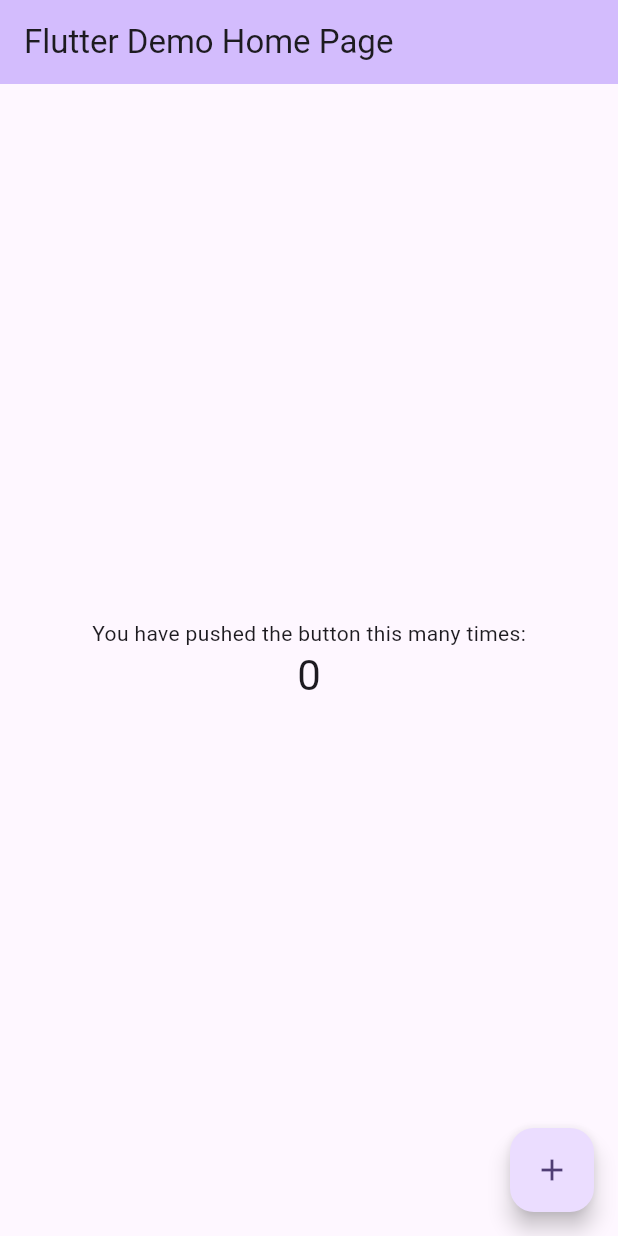
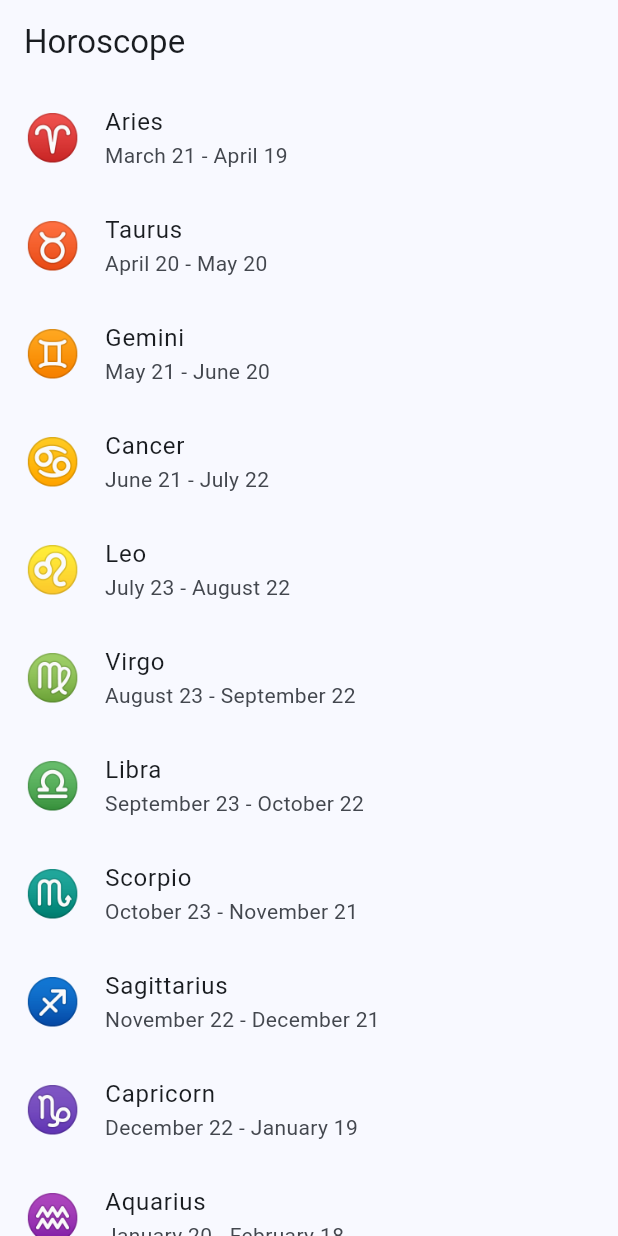
Before and after one commit to could-ai/019a4a89-7f06-7e8c-b74c-b8a5fa315d72, a Flutter app: the screen it shows after launch, on a phone screen of 412 x 824 dp. Run offline on Flutter 3.47's test engine with Material 3 defaults, Android fonts, the phone set to English and light mode, and no system bars.

Commit message:
Replaced the entire main.dart file to transform the basic Flutter template into a functional horoscope application. The new implementation includes a main app class with Material 3 theming, a zodiac signs list screen with clickable tiles displaying sign symbols, names, and dates, and a detail screen for each sign showing a mock daily horoscope. This creates a complete horoscope browsing experience using local mock data, following Flutter best practices for navigation, list views, and responsive design. The app structure allows for easy expansion with real API integration later when Supabase is connected.

```diff
--- a/usr/lib/main.dart
+++ b/usr/lib/main.dart
@@ -1,120 +1,125 @@
 import 'package:flutter/material.dart';
 
 void main() {
-  runApp(const MyApp());
+  runApp(const HoroscopeApp());
 }
 
-class MyApp extends StatelessWidget {
-  const MyApp({super.key});
+class HoroscopeApp extends StatelessWidget {
+  const HoroscopeApp({super.key});
 
-  // This widget is the root of your application.
   @override
   Widget build(BuildContext context) {
     return MaterialApp(
-      title: 'Flutter Demo',
+      title: 'Horoscope App',
       debugShowCheckedModeBanner: false,
       theme: ThemeData(
-        // This is the theme of your application.
-        //
-        // TRY THIS: Try running your application with "flutter run". You'll see
-        // the application has a purple toolbar. Then, without quitting the app,
-        // try changing the seedColor in the colorScheme below to Colors.green
-        // and then invoke "hot reload" (save your changes or press the "hot
-        // reload" button in a Flutter-supported IDE, or press "r" if you used
-        // the command line to start the app).
-        //
-        // Notice that the counter didn't reset back to zero; the application
-        // state is not lost during the reload. To reset the state, use hot
-        // restart instead.
-        //
-        // This works for code too, not just values: Most code changes can be
-        // tested with just a hot reload.
-        colorScheme: ColorScheme.fromSeed(seedColor: Colors.deepPurple),
+        colorScheme: ColorScheme.fromSeed(seedColor: Colors.blue),
+        useMaterial3: true,
       ),
-      home: const MyHomePage(title: 'Flutter Demo Home Page'),
+      home: const ZodiacListScreen(),
     );
   }
 }
 
-class MyHomePage extends StatefulWidget {
-  const MyHomePage({super.key, required this.title});
+class ZodiacListScreen extends StatelessWidget {
+  const ZodiacListScreen({super.key});
 
-  // This widget is the home page of your application. It is stateful, meaning
-  // that it has a State object (defined below) that contains fields that affect
-  // how it looks.
-
-  // This class is the configuration for the state. It holds the values (in this
-  // case the title) provided by the parent (in this case the App widget) and
-  // used by the build method of the State. Fields in a Widget subclass are
-  // always marked "final".
-
-  final String title;
+  final List<Map<String, String>> zodiacSigns = const [
+    {'name': 'Aries', 'date': 'March 21 - April 19', 'symbol': '♈'},
+    {'name': 'Taurus', 'date': 'April 20 - May 20', 'symbol': '♉'},
+    {'name': 'Gemini', 'date': 'May 21 - June 20', 'symbol': '♊'},
+    {'name': 'Cancer', 'date': 'June 21 - July 22', 'symbol': '♋'},
+    {'name': 'Leo', 'date': 'July 23 - August 22', 'symbol': '♌'},
+    {'name': 'Virgo', 'date': 'August 23 - September 22', 'symbol': '♍'},
+    {'name': 'Libra', 'date': 'September 23 - October 22', 'symbol': '♎'},
+    {'name': 'Scorpio', 'date': 'October 23 - November 21', 'symbol': '♏'},
+    {'name': 'Sagittarius', 'date': 'November 22 - December 21', 'symbol': '♐'},
+    {'name': 'Capricorn', 'date': 'December 22 - January 19', 'symbol': '♑'},
+    {'name': 'Aquarius', 'date': 'January 20 - February 18', 'symbol': '♒'},
+    {'name': 'Pisces', 'date': 'February 19 - March 20', 'symbol': '♓'},
+  ];
 
   @override
-  State<MyHomePage> createState() => _MyHomePageState();
+  Widget build(BuildContext context) {
+    return Scaffold(
+      appBar: AppBar(
+        title: const Text('Horoscope'),
+      ),
+      body: ListView.builder(
+        itemCount: zodiacSigns.length,
+        itemBuilder: (context, index) {
+          final sign = zodiacSigns[index];
+          return ListTile(
+            leading: Text(sign['symbol']!, style: const TextStyle(fontSize: 30)),
+            title: Text(sign['name']!),
+            subtitle: Text(sign['date']!),
+            onTap: () {
+              Navigator.push(
+                context,
+                MaterialPageRoute(
+                  builder: (context) => HoroscopeDetailScreen(sign: sign),
+                ),
+              );
+            },
+          );
+        },
+      ),
+    );
+  }
 }
 
-class _MyHomePageState extends State<MyHomePage> {
-  int _counter = 0;
+class HoroscopeDetailScreen extends StatelessWidget {
+  const HoroscopeDetailScreen({super.key, required this.sign});
 
-  void _incrementCounter() {
-    setState(() {
-      // This call to setState tells the Flutter framework that something has
-      // changed in this State, which causes it to rerun the build method below
-      // so that the display can reflect the updated values. If we changed
-      // _counter without calling setState(), then the build method would not be
-      // called again, and so nothing would appear to happen.
-      _counter++;
-    });
+  final Map<String, String> sign;
+
+  // Mock horoscope data - in a real app, this would come from an API
+  String getMockHoroscope(String signName) {
+    const mockHoroscopes = {
+      'Aries': 'Today brings new opportunities. Be bold and take action.',
+      'Taurus': 'Focus on stability today. Good day for financial matters.',
+      'Gemini': 'Communication is key. Expect interesting conversations.',
+      'Cancer': 'Trust your intuition. Family matters may need attention.',
+      'Leo': 'Your charisma shines. Time to lead and inspire others.',
+      'Virgo': 'Pay attention to details. Organization will bring success.',
+      'Libra': 'Seek balance in all things. Harmony is within reach.',
+      'Scorpio': 'Deep emotions surface. Use them to transform.',
+      'Sagittarius': 'Adventure calls. Embrace new experiences.',
+      'Capricorn': 'Hard work pays off. Stay disciplined and focused.',
+      'Aquarius': 'Innovation flows. Think outside the box.',
+      'Pisces': 'Creativity is high. Follow your dreams.',
+    };
+    return mockHoroscopes[signName] ?? 'Horoscope not available.';
   }
 
   @override
   Widget build(BuildContext context) {
-    // This method is rerun every time setState is called, for instance as done
-    // by the _incrementCounter method above.
-    //
-    // The Flutter framework has been optimized to make rerunning build methods
-    // fast, so that you can just rebuild anything that needs updating rather
-    // than having to individually change instances of widgets.
     return Scaffold(
       appBar: AppBar(
-        // TRY THIS: Try changing the color here to a specific color (to
-        // Colors.amber, perhaps?) and trigger a hot reload to see the AppBar
-        // change color while the other colors stay the same.
-        backgroundColor: Theme.of(context).colorScheme.inversePrimary,
-        // Here we take the value from the MyHomePage object that was created by
-        // the App.build method, and use it to set our appbar title.
-        title: Text(widget.title),
+        title: Text('${sign['name']} Horoscope'),
       ),
-      body: Center(
-        // Center is a layout widget. It takes a single child and positions it
-        // in the middle of the parent.
+      body: Padding(
+        padding: const EdgeInsets.all(16.0),
         child: Column(
-          // Column is also a layout widget. It takes a list of children and
-          // arranges them vertically. By default, it sizes itself to fit its
-          // children horizontally, and tries to be as tall as its parent.
-          //
-          // Column has various properties to control how it sizes itself and
-          // how it positions its children. Here we use mainAxisAlignment to
-          // center the children vertically; the main axis here is the vertical
-          // axis because Columns are vertical (the cross axis would be
-          // horizontal).
-          //
-          // TRY THIS: Invoke "debug painting" (choose the "Toggle Debug Paint"
-          // action in the IDE, or press "p" in the console), to see the
-          // wireframe for each widget.
-          mainAxisAlignment: MainAxisAlignment.center,
-          children: <Widget>[
-            const Text('You have pushed the button this many times:'),
-            Text('$_counter', style: Theme.of(context).textTheme.headlineMedium),
+          crossAxisAlignment: CrossAxisAlignment.start,
+          children: [
+            Text(
+              sign['symbol']!,
+              style: const TextStyle(fontSize: 50),
+            ),
+            const SizedBox(height: 16),
+            Text(
+              'Daily Horoscope for ${sign['name']}',
+              style: Theme.of(context).textTheme.headlineSmall,
+            ),
+            const SizedBox(height: 16),
+            Text(
+              getMockHoroscope(sign['name']!),
+              style: Theme.of(context).textTheme.bodyLarge,
+            ),
           ],
         ),
       ),
-      floatingActionButton: FloatingActionButton(
-        onPressed: _incrementCounter,
-        tooltip: 'Increment',
-        child: const Icon(Icons.add),
-      ), // This trailing comma makes auto-formatting nicer for build methods.
     );
   }
 }
```
